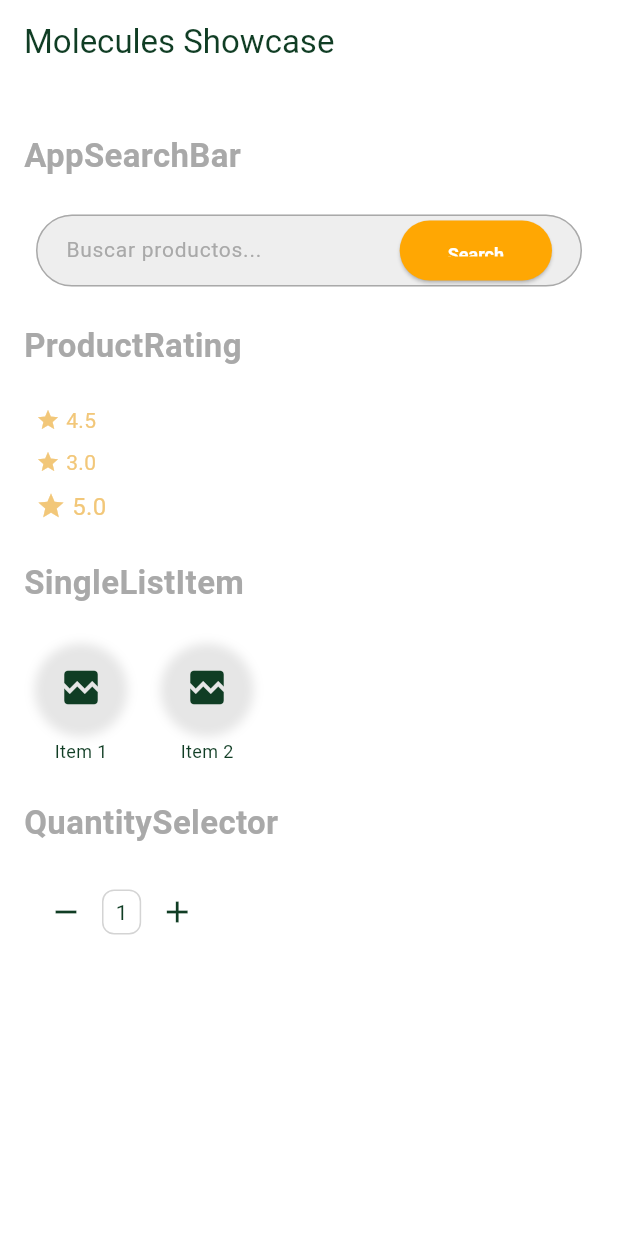
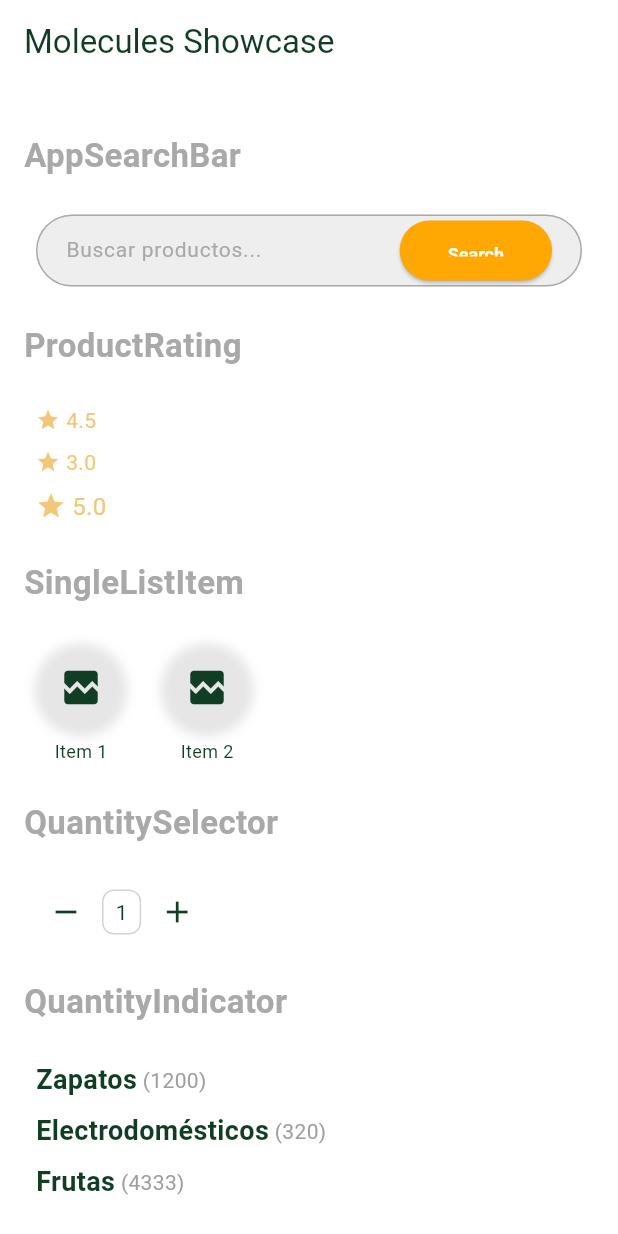
Before and after one commit to etoncel/ecommerce_design_system, a Flutter app: the MoleculesShowcaseScreen screen opened directly, on a phone screen of 412 x 824 dp. Run offline on Flutter 3.47's test engine with Material 3 defaults, Android fonts, the phone set to English and light mode, and no system bars; network calls fail.

Commit message:
- Add Quantity indicator components.

```diff
--- a/example/lib/screens/molecules_showcase_screen.dart
+++ b/example/lib/screens/molecules_showcase_screen.dart
@@ -21,10 +21,30 @@ class MoleculesShowcaseScreen extends StatelessWidget {
             _buildSingleListItems(),
             _buildSectionTitle('QuantitySelector'),
             _buildQuantitySelector(),
+            _buildSectionTitle('QuantityIndicator'), // Nuevo
+            _buildQuantityIndicator(), // Nuevo
           ],
         ),
       ),
     );
+  }
+
+  // Nuevo método para mostrar QuantityIndicator
+  Widget _buildQuantityIndicator() {
+    return const Padding(
+      padding: EdgeInsets.all(8.0),
+      child: Column(
+        crossAxisAlignment: CrossAxisAlignment.start,
+        children: [
+          QuantityIndicator(name: 'Zapatos', quantity: 1200),
+          SizedBox(height: 8),
+          QuantityIndicator(name: 'Electrodomésticos', quantity: 320),
+          SizedBox(height: 8),
+          QuantityIndicator(name: 'Frutas', quantity: 4333),
+        ],
+      ),
+    );
+  }
 }
 
 Widget _buildSectionTitle(String title) {
@@ -76,8 +96,7 @@ class MoleculesShowcaseScreen extends StatelessWidget {
     child: Row(
       children: [
         SingleListItem(
-            imageUrl:
-                'https://via.placeholder.com/150/FF0000/FFFFFF?text=Item1',
+          imageUrl: 'https://via.placeholder.com/150/FF0000/FFFFFF?text=Item1',
           itemName: 'Item 1',
           onTap: () {
             // ignore: avoid_print
@@ -86,8 +105,7 @@ class MoleculesShowcaseScreen extends StatelessWidget {
         ),
         AppSpacing.horizontalM,
         SingleListItem(
-            imageUrl:
-                'https://via.placeholder.com/150/0000FF/FFFFFF?text=Item2',
+          imageUrl: 'https://via.placeholder.com/150/0000FF/FFFFFF?text=Item2',
           itemName: 'Item 2',
           onTap: () {
             // ignore: avoid_print
@@ -113,4 +131,3 @@ class MoleculesShowcaseScreen extends StatelessWidget {
     ),
   );
 }
-}
--- a/example/lib/screens/organisms_showcase_screen.dart
+++ b/example/lib/screens/organisms_showcase_screen.dart
@@ -62,6 +62,9 @@ class _OrganismsShowcaseScreenState extends State<OrganismsShowcaseScreen> {
             const SizedBox(height: AppSpacing.spaceL),
             _buildSectionTitle('ProductCard (Individual)'),
             _buildProductCards(),
+            const SizedBox(height: AppSpacing.spaceL),
+            _buildSectionTitle('QuantityIndicatorList'),
+            _buildQuantityIndicatorList(),
           ],
         ),
       ),
@@ -196,4 +199,16 @@ class _OrganismsShowcaseScreenState extends State<OrganismsShowcaseScreen> {
       ],
     );
   }
+
+  Widget _buildQuantityIndicatorList() {
+    return const QuantityIndicatorList(
+      title: 'Categories',
+      indicators: [
+        QuantityIndicator(name: 'Zapatos', quantity: 1200),
+        QuantityIndicator(name: 'Electrodomésticos', quantity: 320),
+        QuantityIndicator(name: 'Frutas', quantity: 4333),
+        QuantityIndicator(name: 'Verduras', quantity: 250),
+      ],
+    );
+  }
 }
--- a/lib/ecommerce_sample_design_system.dart
+++ b/lib/ecommerce_sample_design_system.dart
@@ -25,6 +25,7 @@ export 'package:ecommerce_sample_design_system/src/molecules/app_search_bar.dart
 export 'package:ecommerce_sample_design_system/src/molecules/product_rating.dart';
 export 'package:ecommerce_sample_design_system/src/molecules/quantity_selector.dart';
 export 'package:ecommerce_sample_design_system/src/molecules/single_list_item.dart';
+export 'package:ecommerce_sample_design_system/src/molecules/quantity_indicator.dart';
 
 // Organisms
 export 'package:ecommerce_sample_design_system/src/organisms/product_card.dart';
@@ -33,6 +34,7 @@ export 'package:ecommerce_sample_design_system/src/organisms/custom_app_bar.dart
 export 'package:ecommerce_sample_design_system/src/organisms/custom_bottom_nav_bar.dart';
 export 'package:ecommerce_sample_design_system/src/organisms/single_horizontal_list.dart';
 export 'package:ecommerce_sample_design_system/src/organisms/vertical_product_list.dart';
+export 'package:ecommerce_sample_design_system/src/organisms/quantity_indicator_list.dart';
 
 // Models
 export 'package:ecommerce_sample_design_system/src/ui_models/single_list_item_data.dart';
--- /dev/null
+++ b/lib/src/molecules/quantity_indicator.dart
@@ -0,0 +1,40 @@
+import 'package:ecommerce_sample_design_system/src/atoms/app_text.dart';
+import 'package:ecommerce_sample_design_system/src/foundations/app_text_styles.dart';
+import 'package:flutter/material.dart';
+
+/// Un widget para mostrar un nombre y una cantidad con estilos diferentes
+/// utilizando los componentes del sistema de diseño.
+///
+/// Muestra el [name] con el estilo `headline2` de `AppTextStyles` y
+/// la [quantity] con el estilo `body` de `AppTextStyles` pero con color gris,
+/// en el formato: `nombre (cantidad)`.
+class QuantityIndicator extends StatelessWidget {
+  /// El texto principal que se mostrará.
+  final String name;
+
+  /// El número que se mostrará entre paréntesis.
+  final int quantity;
+
+  /// Crea una instancia de QuantityIndicator.
+  ///
+  /// Requiere un [name] y una [quantity].
+  const QuantityIndicator({
+    super.key,
+    required this.name,
+    required this.quantity,
+  });
+
+  @override
+  Widget build(BuildContext context) {
+    return Row(
+      mainAxisSize: MainAxisSize.min,
+      children: [
+        AppText(text: name, style: AppTextStyles.headline2),
+        AppText(
+          text: ' ($quantity)',
+          style: AppTextStyles.body.copyWith(color: Colors.grey),
+        ),
+      ],
+    );
+  }
+}
```
Also changed, not shown: lib/src/organisms/quantity_indicator_list.dart (added, +47 -0 lines). Lines whose indentation alone changed are shown as unchanged.
